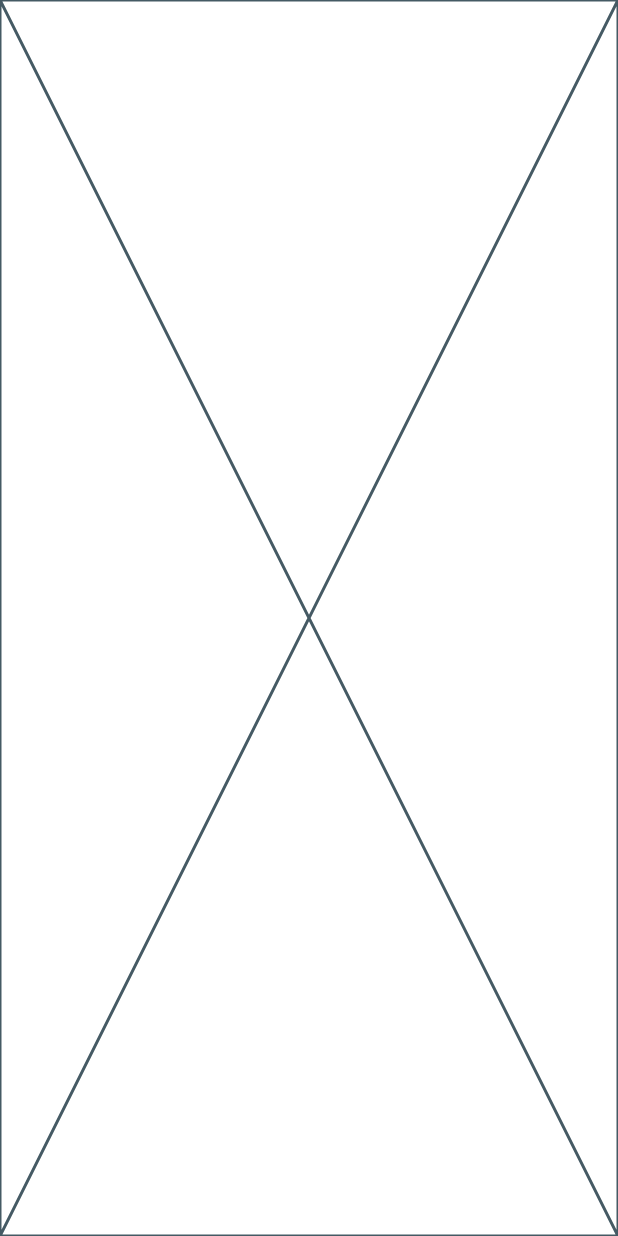
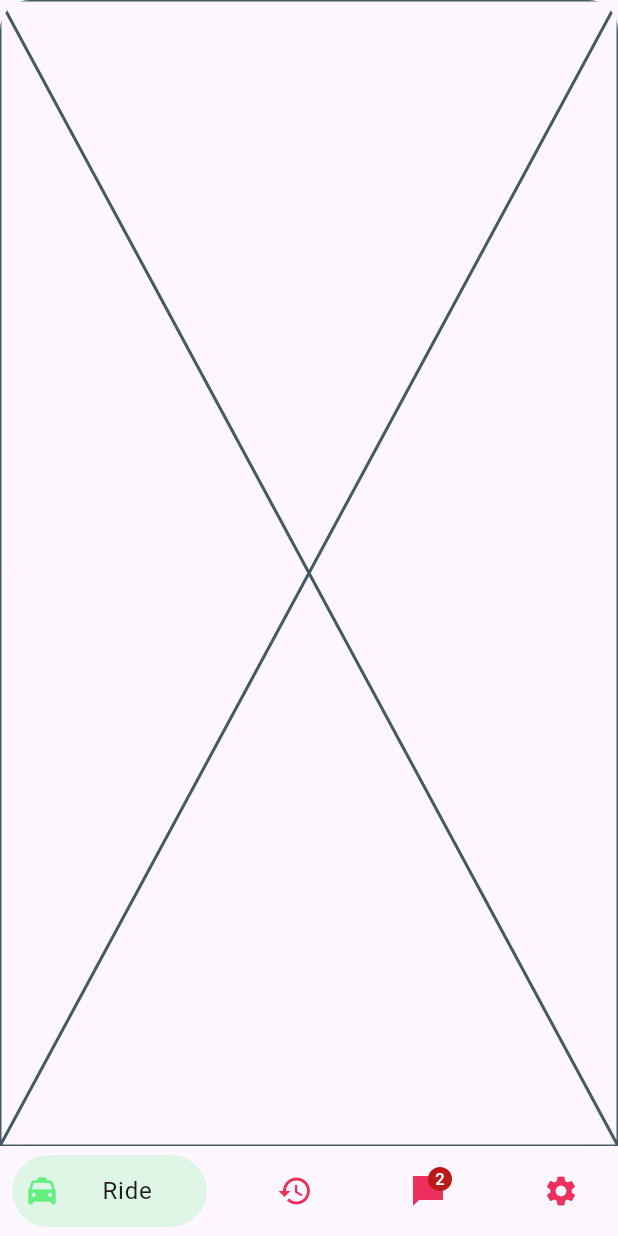
Before and after one commit to Kanglei-Inovations/KangleiMart, a Flutter app: the screen it shows after launch, on a phone screen of 412 x 824 dp. Run offline on Flutter 3.47's test engine with Material 3 defaults, Android fonts, the phone set to English and light mode, and no system bars; drawn by our look-alikes of bottom_navy_bar.

Commit message:
updated_navbar

```diff
--- a/lib/bottom_nabvar.dart
+++ /dev/null
@@ -1,17 +0,0 @@
-import 'package:flutter/material.dart';
-
-class ButtomNavbar extends StatefulWidget {
-  const ButtomNavbar({super.key});
-
-  @override
-  State<ButtomNavbar> createState() => _ButtomNavbarState();
-}
-
-class _ButtomNavbarState extends State<ButtomNavbar> {
-  @override
-  Widget build(BuildContext context) {
-    return const Placeholder(
-
-    );
-  }
-}
--- a/lib/main.dart
+++ b/lib/main.dart
@@ -1,5 +1,5 @@
 import 'package:flutter/material.dart';
-import 'package:kangleimart/bottom_nabvar.dart';
+import 'package:kangleimart/widgets/bottom_nabvar.dart';
 
 void main() {
   runApp(const MyApp());
--- /dev/null
+++ b/lib/screens/home_screen.dart
@@ -0,0 +1,17 @@
+import 'package:flutter/material.dart';
+
+class HomeScreen extends StatefulWidget {
+  const HomeScreen({super.key});
+
+  @override
+  State<HomeScreen> createState() => _HomeScreenState();
+}
+
+class _HomeScreenState extends State<HomeScreen> {
+  @override
+  Widget build(BuildContext context) {
+    return const Placeholder(
+
+    );
+  }
+}
--- /dev/null
+++ b/lib/utils/color_const.dart
@@ -0,0 +1,8 @@
+import 'package:flutter/cupertino.dart';
+const Color dark = Color(0xFF323949);
+const Color black = Color(0xFF070707);
+const Color white = Color(0xFFFFFFFF);
+const Color bgColor = Color(0xFF3BE58B);
+const Color primary = Color(0xFFEC2F5C);
+const Color secondary = Color(0xFF64EF80);
+const rupee ="₹";
--- /dev/null
+++ b/lib/widgets/bottom_nabvar.dart
@@ -0,0 +1,81 @@
+import 'package:bottom_navy_bar/bottom_navy_bar.dart';
+import 'package:flutter/material.dart';
+import '../screens/cart_page.dart';
+import '../screens/home_screen.dart';
+import '../screens/order_history.dart';
+import '../screens/setting_page.dart';
+import '../utils/color_const.dart';
+
+class ButtomNavbar extends StatefulWidget {
+  const ButtomNavbar({super.key});
+
+  @override
+  State<ButtomNavbar> createState() => _ButtomNavbarState();
+}
+
+class _ButtomNavbarState extends State<ButtomNavbar> {
+  int _currentIndex = 0;
+  GlobalKey<NavigatorState> navigatorKey = GlobalKey<NavigatorState>();
+
+  final _pages = [HomeScreen(), const OrderHistory(),const CartPage(), const SettingPage()];
+
+  @override
+  Widget build(BuildContext context) {
+    return Scaffold(
+      body: ClipRRect(
+        borderRadius: BorderRadius.only(
+          topLeft: Radius.circular(20.0), // Adjust the values as needed
+          topRight: Radius.circular(20.0), // Adjust the values as needed
+        ),
+        child: IndexedStack(index: _currentIndex, children: _pages),
+      ),
+      bottomNavigationBar: ClipRRect(
+        borderRadius: BorderRadius.only(
+          topLeft: Radius.circular(20.0), // Adjust the values as needed
+          topRight: Radius.circular(20.0), // Adjust the values as needed
+        ),
+        child: BottomNavyBar(
+          containerHeight: 60,
+          selectedIndex: _currentIndex,
+          showElevation: true,
+          itemCornerRadius: 24,
+          curve: Curves.elasticInOut,
+          onItemSelected: (index) => setState(() => _currentIndex = index),
+          items: <BottomNavyBarItem>[
+            BottomNavyBarItem(
+              icon: Icon(Icons.local_taxi_rounded),
+              title: Text('Ride', style: Theme.of(context).textTheme.bodyLarge),
+              activeColor: secondary,
+              inactiveColor: primary,
+              textAlign: TextAlign.center,
+            ),
+            BottomNavyBarItem(
+              icon: Icon(Icons.history),
+              title: Text('History', style: Theme.of(context).textTheme.bodyLarge),
+              activeColor: secondary,
+              inactiveColor: primary,
+              textAlign: TextAlign.center,
+            ),
+            BottomNavyBarItem(
+              icon: Badge(
+                label: Text('2'),
+                child: Icon(Icons.messenger_sharp),
+              ),
+              title: Text('Cart', style: Theme.of(context).textTheme.bodyLarge),
+              activeColor: secondary,
+              inactiveColor: primary,
+              textAlign: TextAlign.center,
+            ),
+            BottomNavyBarItem(
+              icon: Icon(Icons.settings),
+              title: Text('Settings',style: Theme.of(context).textTheme.bodyLarge),
+              activeColor: secondary,
+              inactiveColor: primary,
+              textAlign: TextAlign.center,
+            ),
+          ],
+        ),
+      ),
+    );
+  }
+}
--- a/pubspec.yaml
+++ b/pubspec.yaml
@@ -35,6 +35,7 @@ dependencies:
   # The following adds the Cupertino Icons font to your application.
   # Use with the CupertinoIcons class for iOS style icons.
   cupertino_icons: ^1.0.6
+  bottom_navy_bar:
 
 dev_dependencies:
   flutter_test:
```
Also changed, not shown: lib/models/product.dart (added, +15 -0 lines), lib/providers/products_provider.dart (added, +19 -0 lines), lib/screens/cart_page.dart (added, +17 -0 lines), lib/screens/order_history.dart (added, +17 -0 lines), lib/screens/setting_page.dart (added, +17 -0 lines), pubspec.lock, 1 other file.
